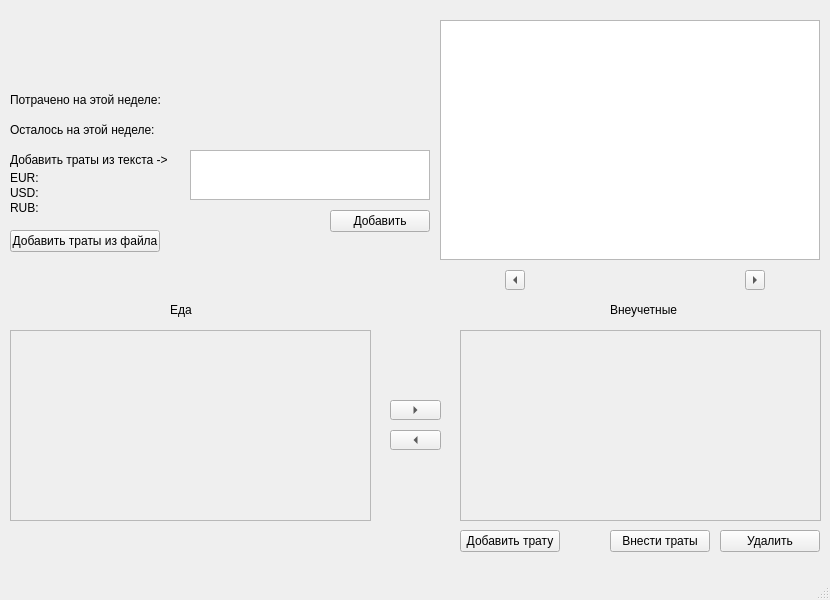
OverSx/ExpensesApp, file form.ui: the form before one commit.
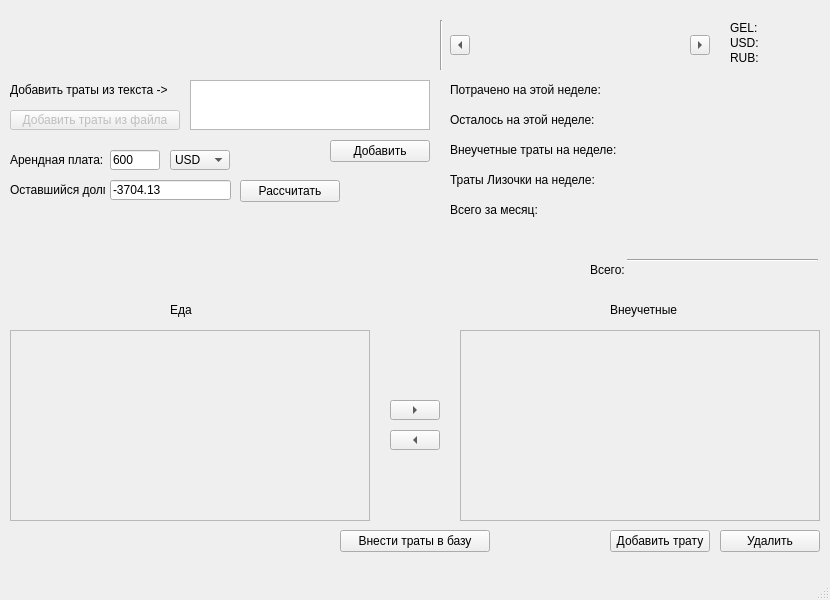
The form after the commit.

Diff of the .ui file:
```diff
--- a/form.ui
+++ b/form.ui
@@ -14,22 +14,12 @@
    <string>MainWindow</string>
   </property>
   <widget class="QWidget" name="centralwidget">
-   <widget class="QGraphicsView" name="yearlyExpensesGraph">
-    <property name="geometry">
-     <rect>
-      <x>440</x>
-      <y>20</y>
-      <width>380</width>
-      <height>240</height>
-     </rect>
-    </property>
-   </widget>
    <widget class="QLabel" name="paidOutThisWeekLabel">
     <property name="geometry">
      <rect>
-      <x>10</x>
-      <y>90</y>
-      <width>150</width>
+      <x>450</x>
+      <y>80</y>
+      <width>180</width>
       <height>20</height>
      </rect>
     </property>
@@ -40,9 +30,9 @@
    <widget class="QLabel" name="remainedThisWeekLabel">
     <property name="geometry">
      <rect>
-      <x>10</x>
-      <y>120</y>
-      <width>150</width>
+      <x>450</x>
+      <y>110</y>
+      <width>180</width>
       <height>20</height>
      </rect>
     </property>
@@ -53,8 +43,8 @@
    <widget class="QLabel" name="paidOutThisWeekNum">
     <property name="geometry">
      <rect>
-      <x>160</x>
-      <y>90</y>
+      <x>630</x>
+      <y>80</y>
       <width>50</width>
       <height>20</height>
      </rect>
@@ -66,8 +56,8 @@
    <widget class="QLabel" name="remainedThisWeekNum">
     <property name="geometry">
      <rect>
-      <x>160</x>
-      <y>120</y>
+      <x>630</x>
+      <y>110</y>
       <width>50</width>
       <height>20</height>
      </rect>
@@ -99,7 +89,7 @@
     <property name="geometry">
      <rect>
       <x>190</x>
-      <y>150</y>
+      <y>80</y>
       <width>240</width>
       <height>50</height>
      </rect>
@@ -112,7 +102,7 @@
     <property name="geometry">
      <rect>
       <x>10</x>
-      <y>150</y>
+      <y>80</y>
       <width>170</width>
       <height>20</height>
      </rect>
@@ -125,7 +115,7 @@
     <property name="geometry">
      <rect>
       <x>330</x>
-      <y>210</y>
+      <y>140</y>
       <width>100</width>
       <height>22</height>
      </rect>
@@ -142,14 +132,14 @@
    </widget>
    <widget class="QPushButton" name="addExpensesFileBtn">
     <property name="enabled">
-     <bool>true</bool>
+     <bool>false</bool>
     </property>
     <property name="geometry">
      <rect>
       <x>10</x>
-      <y>230</y>
-      <width>150</width>
-      <height>22</height>
+      <y>110</y>
+      <width>170</width>
+      <height>20</height>
      </rect>
     </property>
     <property name="text">
@@ -190,7 +180,7 @@
      <rect>
       <x>390</x>
       <y>400</y>
-      <width>51</width>
+      <width>50</width>
       <height>20</height>
      </rect>
     </property>
@@ -209,7 +199,7 @@
      <rect>
       <x>390</x>
       <y>430</y>
-      <width>51</width>
+      <width>50</width>
       <height>20</height>
      </rect>
     </property>
@@ -228,7 +218,7 @@
      <rect>
       <x>10</x>
       <y>330</y>
-      <width>361</width>
+      <width>360</width>
       <height>191</height>
      </rect>
     </property>
@@ -240,7 +230,7 @@
       <rect>
        <x>0</x>
        <y>0</y>
-       <width>359</width>
+       <width>358</width>
        <height>189</height>
       </rect>
      </property>
@@ -278,7 +268,7 @@
      <cursorShape>PointingHandCursor</cursorShape>
     </property>
     <property name="text">
-     <string>Внести траты</string>
+     <string>Добавить трату</string>
     </property>
     <property name="autoDefault">
      <bool>false</bool>
@@ -289,7 +279,7 @@
      <rect>
       <x>460</x>
       <y>330</y>
-      <width>361</width>
+      <width>360</width>
       <height>191</height>
      </rect>
     </property>
@@ -301,7 +291,7 @@
       <rect>
        <x>0</x>
        <y>0</y>
-       <width>359</width>
+       <width>358</width>
        <height>189</height>
       </rect>
      </property>
@@ -310,8 +300,8 @@
    <widget class="QLabel" name="chosenWeekLbl">
     <property name="geometry">
      <rect>
-      <x>535</x>
-      <y>270</y>
+      <x>480</x>
+      <y>35</y>
       <width>200</width>
       <height>22</height>
      </rect>
@@ -326,8 +316,8 @@
    <widget class="QToolButton" name="rightToolSwitchWeek">
     <property name="geometry">
      <rect>
-      <x>745</x>
-      <y>270</y>
+      <x>690</x>
+      <y>35</y>
       <width>20</width>
       <height>20</height>
      </rect>
@@ -345,8 +335,8 @@
    <widget class="QToolButton" name="leftToolSwitchWeek">
     <property name="geometry">
      <rect>
-      <x>505</x>
-      <y>270</y>
+      <x>450</x>
+      <y>35</y>
       <width>20</width>
       <height>20</height>
      </rect>
@@ -364,9 +354,9 @@
    <widget class="QPushButton" name="addExpensesToColumns">
     <property name="geometry">
      <rect>
-      <x>460</x>
+      <x>340</x>
       <y>530</y>
-      <width>100</width>
+      <width>150</width>
       <height>22</height>
      </rect>
     </property>
@@ -374,7 +364,7 @@
      <cursorShape>PointingHandCursor</cursorShape>
     </property>
     <property name="text">
-     <string>Добавить трату</string>
+     <string>Внести траты в базу</string>
     </property>
     <property name="autoDefault">
      <bool>false</bool>
@@ -383,8 +373,8 @@
    <widget class="QLabel" name="EUR_label">
     <property name="geometry">
      <rect>
-      <x>10</x>
-      <y>170</y>
+      <x>730</x>
+      <y>20</y>
       <width>30</width>
       <height>15</height>
      </rect>
@@ -395,14 +385,14 @@
      </font>
     </property>
     <property name="text">
-     <string>EUR:</string>
+     <string>GEL:</string>
     </property>
    </widget>
    <widget class="QLabel" name="USD_label">
     <property name="geometry">
      <rect>
-      <x>10</x>
-      <y>185</y>
+      <x>730</x>
+      <y>35</y>
       <width>30</width>
       <height>15</height>
      </rect>
@@ -414,8 +404,8 @@
    <widget class="QLabel" name="RUB_label">
     <property name="geometry">
      <rect>
-      <x>10</x>
-      <y>200</y>
+      <x>730</x>
+      <y>50</y>
       <width>30</width>
       <height>15</height>
      </rect>
@@ -427,8 +417,8 @@
    <widget class="QLabel" name="EUR_value_label">
     <property name="geometry">
      <rect>
-      <x>40</x>
-      <y>170</y>
+      <x>760</x>
+      <y>20</y>
       <width>70</width>
       <height>15</height>
      </rect>
@@ -445,8 +435,8 @@
    <widget class="QLabel" name="USD_value_label">
     <property name="geometry">
      <rect>
-      <x>40</x>
-      <y>185</y>
+      <x>760</x>
+      <y>35</y>
       <width>70</width>
       <height>15</height>
      </rect>
@@ -463,8 +453,8 @@
    <widget class="QLabel" name="RUB_value_label">
     <property name="geometry">
      <rect>
-      <x>40</x>
-      <y>200</y>
+      <x>760</x>
+      <y>50</y>
       <width>70</width>
       <height>15</height>
      </rect>
@@ -478,6 +468,246 @@
      <string/>
     </property>
    </widget>
+   <widget class="Line" name="line">
+    <property name="geometry">
+     <rect>
+      <x>440</x>
+      <y>20</y>
+      <width>3</width>
+      <height>50</height>
+     </rect>
+    </property>
+    <property name="orientation">
+     <enum>Qt::Orientation::Vertical</enum>
+    </property>
+   </widget>
+   <widget class="QLabel" name="unfixExpensesThisWeekNum">
+    <property name="geometry">
+     <rect>
+      <x>630</x>
+      <y>140</y>
+      <width>50</width>
+      <height>20</height>
+     </rect>
+    </property>
+    <property name="text">
+     <string/>
+    </property>
+   </widget>
+   <widget class="QLabel" name="unfixExpensesThisWeekLabel">
+    <property name="geometry">
+     <rect>
+      <x>450</x>
+      <y>140</y>
+      <width>180</width>
+      <height>20</height>
+     </rect>
+    </property>
+    <property name="text">
+     <string>Внеучетные траты на неделе:</string>
+    </property>
+   </widget>
+   <widget class="QLabel" name="lizaExpensesThisWeekLabel">
+    <property name="geometry">
+     <rect>
+      <x>450</x>
+      <y>170</y>
+      <width>180</width>
+      <height>20</height>
+     </rect>
+    </property>
+    <property name="text">
+     <string>Траты Лизочки на неделе:</string>
+    </property>
+   </widget>
+   <widget class="QLabel" name="lizaExpensesThisWeekNum">
+    <property name="geometry">
+     <rect>
+      <x>630</x>
+      <y>170</y>
+      <width>50</width>
+      <height>20</height>
+     </rect>
+    </property>
+    <property name="text">
+     <string/>
+    </property>
+   </widget>
+   <widget class="QLabel" name="ExpensesThisMonthLabel">
+    <property name="geometry">
+     <rect>
+      <x>450</x>
+      <y>200</y>
+      <width>180</width>
+      <height>20</height>
+     </rect>
+    </property>
+    <property name="text">
+     <string>Всего за месяц:</string>
+    </property>
+   </widget>
+   <widget class="QLabel" name="ExpensesThisMonthNum">
+    <property name="geometry">
+     <rect>
+      <x>630</x>
+      <y>200</y>
+      <width>181</width>
+      <height>45</height>
+     </rect>
+    </property>
+    <property name="text">
+     <string/>
+    </property>
+   </widget>
+   <widget class="QLabel" name="monthDatesLabel">
+    <property name="geometry">
+     <rect>
+      <x>450</x>
+      <y>220</y>
+      <width>180</width>
+      <height>11</height>
+     </rect>
+    </property>
+    <property name="font">
+     <font>
+      <pointsize>8</pointsize>
+      <italic>true</italic>
+     </font>
+    </property>
+    <property name="text">
+     <string/>
+    </property>
+   </widget>
+   <widget class="Line" name="line_2">
+    <property name="geometry">
+     <rect>
+      <x>627</x>
+      <y>250</y>
+      <width>191</width>
+      <height>20</height>
+     </rect>
+    </property>
+    <property name="orientation">
+     <enum>Qt::Orientation::Horizontal</enum>
+    </property>
+   </widget>
+   <widget class="QLabel" name="ExpensesThisMonthLabel_2">
+    <property name="geometry">
+     <rect>
+      <x>590</x>
+      <y>260</y>
+      <width>41</width>
+      <height>20</height>
+     </rect>
+    </property>
+    <property name="text">
+     <string>Всего:</string>
+    </property>
+   </widget>
+   <widget class="QLabel" name="ExpensesThisMonthNumOverall">
+    <property name="geometry">
+     <rect>
+      <x>630</x>
+      <y>260</y>
+      <width>191</width>
+      <height>20</height>
+     </rect>
+    </property>
+    <property name="text">
+     <string/>
+    </property>
+   </widget>
+   <widget class="QLabel" name="monthlyRentLbl">
+    <property name="geometry">
+     <rect>
+      <x>10</x>
+      <y>150</y>
+      <width>95</width>
+      <height>20</height>
+     </rect>
+    </property>
+    <property name="text">
+     <string>Арендная плата:</string>
+    </property>
+   </widget>
+   <widget class="QLineEdit" name="monthlyRentNum">
+    <property name="geometry">
+     <rect>
+      <x>110</x>
+      <y>150</y>
+      <width>50</width>
+      <height>20</height>
+     </rect>
+    </property>
+    <property name="text">
+     <string>600</string>
+    </property>
+   </widget>
+   <widget class="QComboBox" name="monthlyRentCurrencyComboBox">
+    <property name="geometry">
+     <rect>
+      <x>170</x>
+      <y>150</y>
+      <width>60</width>
+      <height>20</height>
+     </rect>
+    </property>
+    <item>
+     <property name="text">
+      <string>USD</string>
+     </property>
+    </item>
+    <item>
+     <property name="text">
+      <string>EUR</string>
+     </property>
+    </item>
+   </widget>
+   <widget class="QLineEdit" name="remainDebtNum">
+    <property name="geometry">
+     <rect>
+      <x>110</x>
+      <y>180</y>
+      <width>121</width>
+      <height>20</height>
+     </rect>
+    </property>
+    <property name="text">
+     <string>-3704.13</string>
+    </property>
+   </widget>
+   <widget class="QLabel" name="remainDebtLbl">
+    <property name="geometry">
+     <rect>
+      <x>10</x>
+      <y>180</y>
+      <width>95</width>
+      <height>20</height>
+     </rect>
+    </property>
+    <property name="text">
+     <string>Оставшийся долг:</string>
+    </property>
+   </widget>
+   <widget class="QPushButton" name="calcDebtBtn">
+    <property name="geometry">
+     <rect>
+      <x>240</x>
+      <y>180</y>
+      <width>100</width>
+      <height>22</height>
+     </rect>
+    </property>
+    <property name="cursor">
+     <cursorShape>PointingHandCursor</cursorShape>
+    </property>
+    <property name="text">
+     <string>Рассчитать</string>
+    </property>
+    <property name="autoDefault">
+     <bool>false</bool>
+    </property>
+   </widget>
   </widget>
   <widget class="QStatusBar" name="statusbar"/>
   <widget class="QMenuBar" name="menubar">
```
Left out of the diff: 2 changed lines with no effect on the pictures.
